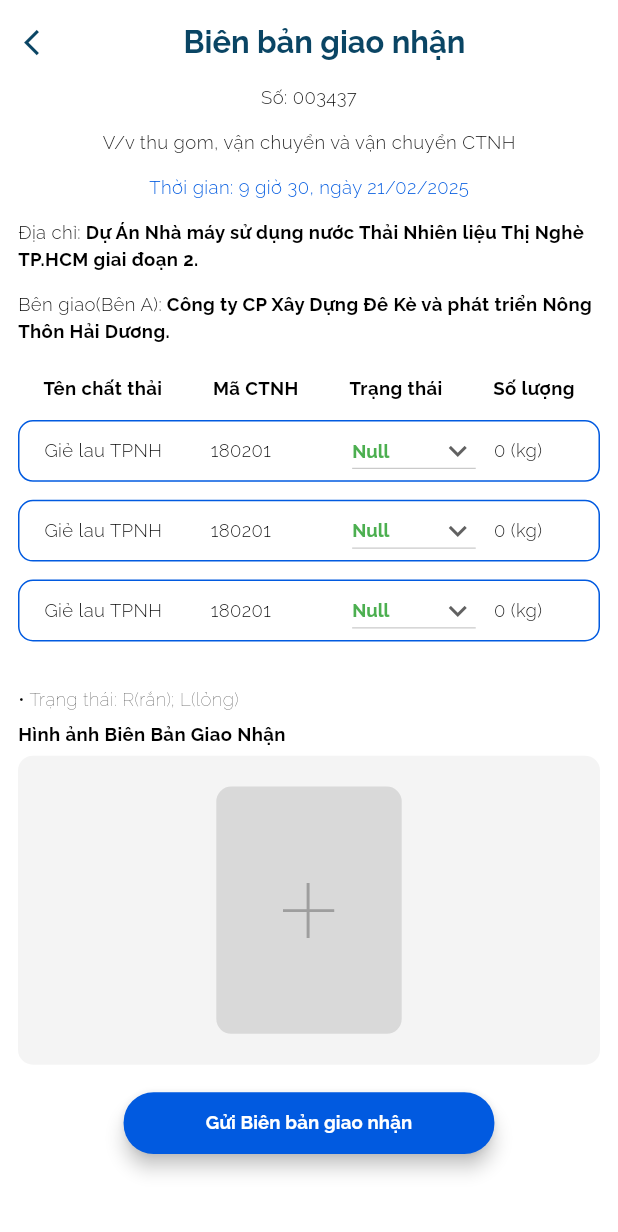
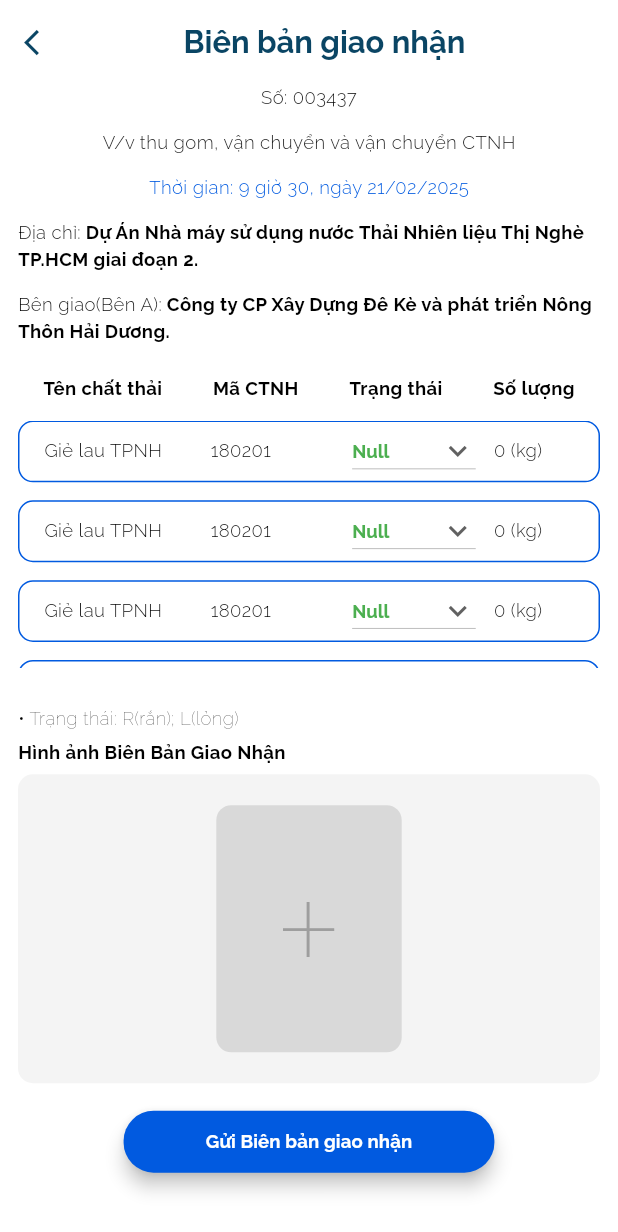
Before and after one commit to Manh-IT-K2/AppMTAC-Driver, a Flutter app: the HandoverRecordDriverScreen screen opened by its route, on a phone screen of 412 x 824 dp. Shown: the top 1232 px of the screen. Run offline on Flutter 3.47's test engine with Material 3 defaults, Android fonts, the phone set to English and light mode, and no system bars; our stand-ins replace flutter_map, geolocator, get, hugeicons, image_picker, latlong2 and 1 more.

```diff
--- a/mtac_driver/lib/view/schedule/handover_record_driver_screen.dart
+++ b/mtac_driver/lib/view/schedule/handover_record_driver_screen.dart
@@ -226,7 +226,7 @@ class _BottomHandoverRecordSceen extends StatelessWidget {
         Center(
           child: ElevatedButton(
             onPressed: () {
-              if(imageController.selectedImages.isNotEmpty){
+              if (imageController.selectedImages.isNotEmpty) {
                 NotifySuccessDialog().showNotifyPopup("Gửi biên bản thành công",
                     () {
                   Navigator.pop(context);
@@ -299,28 +299,29 @@ class _BodyHandoverRecordScreen extends StatelessWidget {
             ),
           ],
         ),
+        SizedBox(height: 3.w,),
         SizedBox(
           height: sHeightBody,
-          child: ListView.builder(
-              itemCount: infoWasteData.length,
-              itemBuilder: (context, index) {
+          child: CustomScrollView(
+            slivers: [
+                SliverList(
+                  delegate: SliverChildBuilderDelegate(
+                    (context, index) {
                       final item = infoWasteData[index];
                       return Container(
                         height: sHeightItem,
                         margin: const EdgeInsets.only(
-                    top: 12,
-                  ),
+                            bottom: 12),
                         decoration: BoxDecoration(
                           border: Border.all(
                             color: kPrimaryColor,
                             width: 1,
                           ),
-                      borderRadius: BorderRadius.circular(10)),
+                          borderRadius: BorderRadius.circular(10),
+                        ),
                         child: Row(
                           children: [
-                      SizedBox(
-                        width: sWidthSizeBox,
-                      ),
+                            SizedBox(width: sWidthSizeBox),
                             SizedBox(
                               width: sWidthNameWaste,
                               child: Text(
@@ -331,9 +332,7 @@ class _BodyHandoverRecordScreen extends StatelessWidget {
                                 overflow: TextOverflow.ellipsis,
                               ),
                             ),
-                      const SizedBox(
-                        width: 12,
-                      ),
+                            const SizedBox(width: 12),
                             SizedBox(
                               width: sWidthCodeWaste,
                               child: Text(
@@ -344,15 +343,13 @@ class _BodyHandoverRecordScreen extends StatelessWidget {
                                 overflow: TextOverflow.ellipsis,
                               ),
                             ),
-                      const SizedBox(
-                        width: 12,
-                      ),
+                            const SizedBox(width: 12),
                             SizedBox(
                               width: sWidthStatusWaste,
-                        child: Obx(
-                          () => DropdownButton<String>(
+                              child: Obx(() => DropdownButton<String>(
                                     isExpanded: true,
-                            value: controller.wasteControllers[index].value,
+                                    value: controller
+                                        .wasteControllers[index].value,
                                     icon: const Icon(Icons.keyboard_arrow_down),
                                     style: PrimaryFont.bodyTextBold().copyWith(
                                       color: Colors.green,
@@ -363,7 +360,8 @@ class _BodyHandoverRecordScreen extends StatelessWidget {
                                           newValue!;
                                     },
                                     items: controller.statusItems
-                                .map<DropdownMenuItem<String>>((String value) {
+                                        .map<DropdownMenuItem<String>>(
+                                            (String value) {
                                       return DropdownMenuItem<String>(
                                         value: value,
                                         child: Text(
@@ -373,17 +371,13 @@ class _BodyHandoverRecordScreen extends StatelessWidget {
                                         ),
                                       );
                                     }).toList(),
+                                  )),
                             ),
-                        ),
-                      ),
-                      const SizedBox(
-                        width: 12,
-                      ),
+                            const SizedBox(width: 12),
                             Expanded(
                               child: GestureDetector(
                                 onTap: () => controller.showInputPopup(index),
-                          child: Obx(
-                            () => Text(
+                                child: Obx(() => Text(
                                       controller.numbers[index].value.isEmpty
                                           ? "0 (kg)"
                                           : "${controller.numbers[index].value} (kg)",
@@ -391,18 +385,21 @@ class _BodyHandoverRecordScreen extends StatelessWidget {
                                           .copyWith(color: Colors.black),
                                       maxLines: 1,
                                       overflow: TextOverflow.ellipsis,
+                                    )),
                               ),
                             ),
-                        ),
-                      ),
-                      const SizedBox(
-                        width: 12,
-                      ),
+                            const SizedBox(width: 12),
                           ],
                         ),
                       );
-              }),
+                    },
+                    childCount: infoWasteData.length,
                   ),
+                ),
+
+            ],
+          ),
+        )
       ],
     );
   }
```
Also changed, not shown: mtac_driver/lib/view/home_screen.dart (+83 -64 lines), mtac_driver/lib/view/main_screen.dart (+4 -4 lines), mtac_driver/lib/view/schedule/map_driver_screen.dart (+23 -12 lines), mtac_driver/lib/view/schedule/schedule_colection_driver_screen.dart (+11 -5 lines), mtac_driver/lib/widgets/schedule_widget/bottom_preview_image_sheet.dart (+15 -6 lines). Lines whose indentation alone changed are shown as unchanged.
